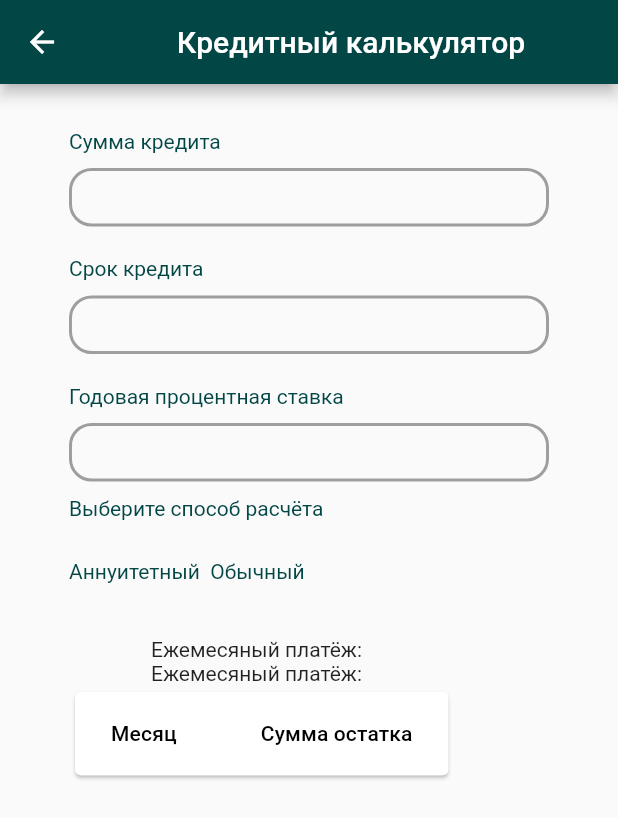
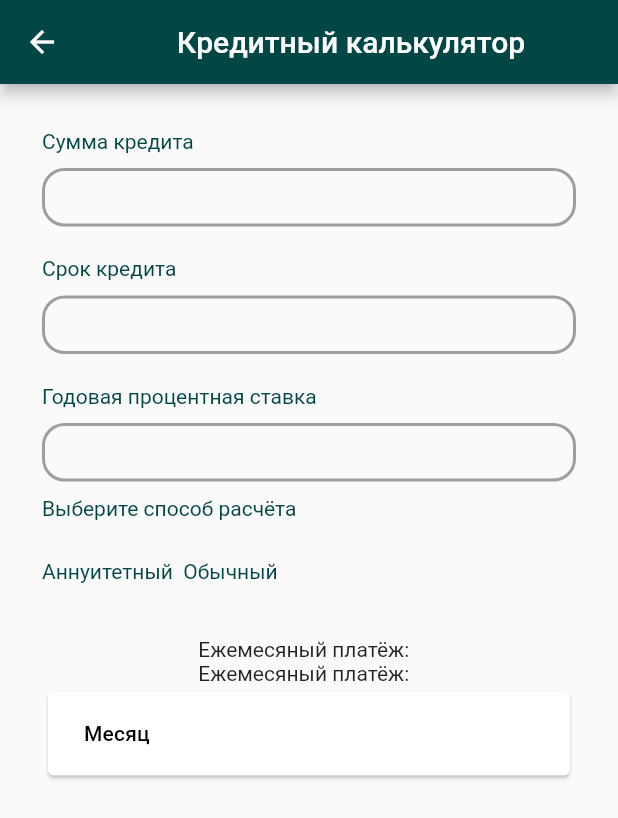
Before and after one commit to Ozod9999/-, a Flutter app: the CreditCalcRusWidget screen opened by its route, on a phone screen of 412 x 824 dp. Shown: the top 818 px of the screen. Run offline on Flutter 3.47's test engine with Material 2 defaults, Android fonts, the phone set to English and light mode, and no system bars.

Commit message:
исправление расчета

```diff
--- a/lib/logic_calculate/kredi_cal_logic.dart
+++ b/lib/logic_calculate/kredi_cal_logic.dart
@@ -8,9 +8,9 @@ import 'package:flutter/material.dart';
 var items = <int>[];
 
 class SimpleCalcWidgetModel extends ChangeNotifier {
-  int? _sumKred; // сумма кредита
-  int? _period; // период в месяцах
-  int? _protStavka; // годовая процентная ставка
+  double? _sumKred; // сумма кредита
+  double? _period; // период в месяцах
+  double? _protStavka; // годовая процентная ставка
   int? intPaying;
   int? intPayment;
 
@@ -26,9 +26,9 @@ class SimpleCalcWidgetModel extends ChangeNotifier {
   double? bodyCred; // тело кредита
   double? x, y, d;
 
-  set sumKred(String value) => _sumKred = int.tryParse(value);
-  set period(String value) => _period = int.tryParse(value);
-  set protStavka(String value) => _protStavka = int.tryParse(value);
+  set sumKred(String value) => _sumKred = double.tryParse(value);
+  set period(String value) => _period = double.tryParse(value);
+  set protStavka(String value) => _protStavka = double.tryParse(value);
   void clearArray() {
   }
 
@@ -36,7 +36,7 @@ class SimpleCalcWidgetModel extends ChangeNotifier {
     double? payment;
 
     if (_sumKred != null && _period != null && _protStavka != null) {
-      debt = _sumKred as double?;
+      debt = _sumKred;
       paying = 0;
       for (int i = 1; i <= _period!; i++) {
         debtPros = debt! * (_protStavka! / 12 / 100);
@@ -53,8 +53,8 @@ class SimpleCalcWidgetModel extends ChangeNotifier {
     }
     if (this.payment != payment) {
       this.payment = payment;
-      notifyListeners();
     }
+    notifyListeners();
   }
 
   void recultcalcAnnu() {
@@ -66,7 +66,7 @@ class SimpleCalcWidgetModel extends ChangeNotifier {
       x = pow(d!, _period!) as double?;
       y = monthProc! + (monthProc! / (x! - 1));
       montPaying = _sumKred! * y!;
-      remainderSum = _sumKred as double?;
+      remainderSum = _sumKred;
 
       for (int i = 1; i <= _period!; i++) {
         bodyCred = montPaying - (remainderSum! * monthProc!);
@@ -132,7 +132,7 @@ class _TableCalculationState extends State<TableCalculation> {
       child: DataTable(
         columns: const [
           DataColumn(label: Text('Месяц')),
-          DataColumn(label: Text('Сумма остатка')),
+          // DataColumn(label: Text('Сумма остатка')),
           // DataColumn(label: Text('Процент')),
           // DataColumn(label: Text('Оплата')),
         ],
@@ -140,7 +140,7 @@ class _TableCalculationState extends State<TableCalculation> {
           for (var i = 0; i < items.length; i++)
             DataRow(cells: [
               DataCell(Text(' ${items[i]}')),
-              DataCell(Text(' ${items[i]}')),
+              // DataCell(Text(' ${items[i]}')),
             ]),
         ],
       ),
--- a/lib/theme/calculate_window_decoration.dart
+++ b/lib/theme/calculate_window_decoration.dart
@@ -41,11 +41,11 @@ class _CalculateDecorationState extends State<CalculateDecoration> {
   Widget build(BuildContext context) {
     return Center(
       child: Padding(
-        padding: const EdgeInsets.symmetric(horizontal: 30),
+        padding: const EdgeInsets.symmetric(horizontal: 20),
         child: SimpleCalcWidgetProvider(
           model: _model,
           child: Padding(
-            padding: const EdgeInsets.symmetric(horizontal: 16),
+            padding: const EdgeInsets.symmetric(horizontal: 8),
             child: Column(
               crossAxisAlignment: CrossAxisAlignment.start,
               mainAxisAlignment: MainAxisAlignment.start,
@@ -81,6 +81,7 @@ class _CalculateDecorationState extends State<CalculateDecoration> {
                 ToggleButtonWidget(),
                 SizedBox(height: 20),
                 ResultWidget(),
+
               ],
             ),
           ),
--- a/lib/widget/choice_language_window.dart
+++ b/lib/widget/choice_language_window.dart
@@ -69,25 +69,6 @@ class _ChoiceLanguageState extends State<ChoiceLanguage> {
           const SizedBox(
             height: 100,
           ),
-          // ignore: avoid_unnecessary_containers, sized_box_for_whitespace
-          // Container(
-          //   height: 100,
-          //   width: 400,
-          //   child: Column(
-          //     crossAxisAlignment: CrossAxisAlignment.end,
-          //     mainAxisAlignment: MainAxisAlignment.end,
-          //     children: [
-          //       ElevatedButton(
-          //         style: ButtonStyle(
-          //           backgroundColor:
-          //               MaterialStateProperty.all(AppColors.mainDarkGreen),
-          //         ),
-          //         onPressed: _next,
-          //         child: const Text('Next'),
-          //       ),
-          //     ],
-          //   ),
-          // ),
         ],
       ),
     );
@@ -110,7 +91,7 @@ class _ChoiceLanguageWidgetState extends State<ChoiceLanguageWidget> {
       children: [
         Center(
           child: DropdownButton<String>(
-              dropdownColor: const Color.fromARGB(150, 6, 119, 119),
+              dropdownColor: const Color.fromARGB(250, 6, 119, 119),
               borderRadius: BorderRadius.circular(10),
               value: languagelistValue,
               iconSize: 20,
```
